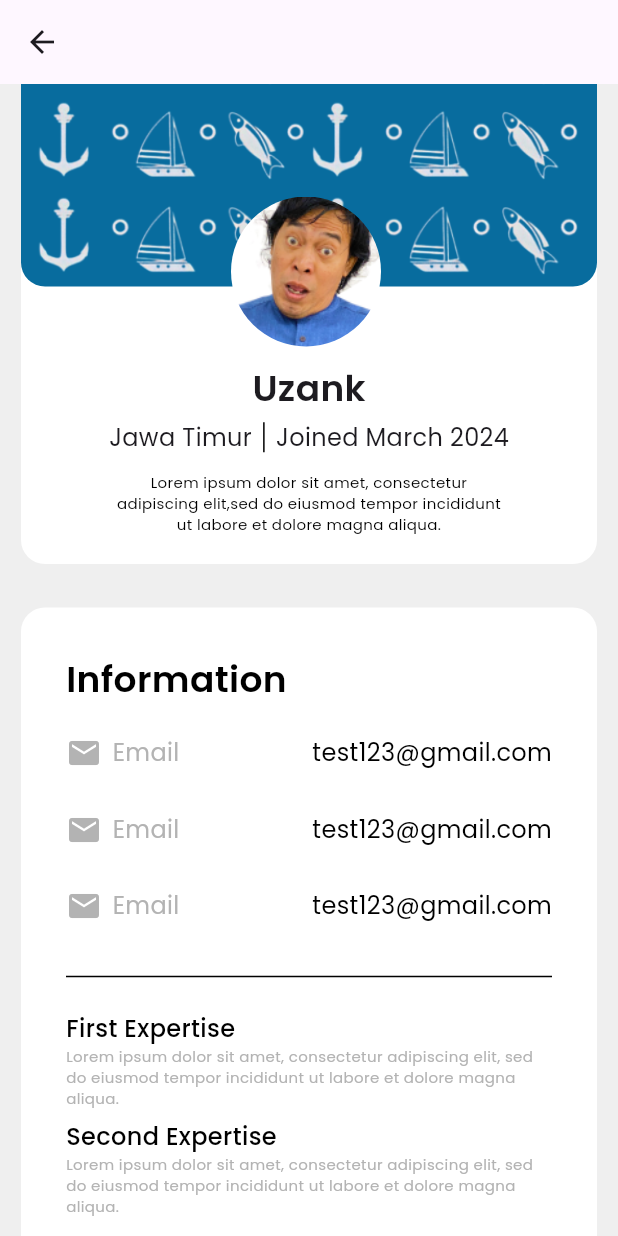
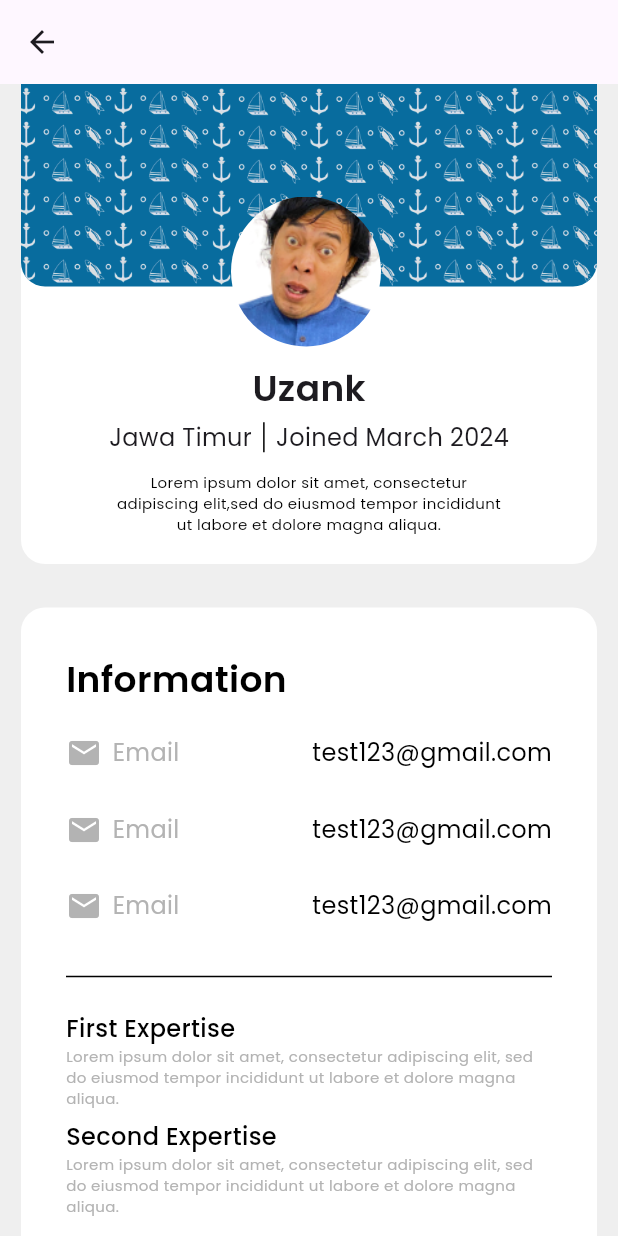
Before and after one commit to hafizzibrahim/IPA-Test, a Flutter app: the MemberView screen opened by its route, scrolled down 576 dp, after a tap on "Ilham Nur", on a phone screen of 412 x 824 dp. Run offline on Flutter 3.47's test engine with Material 3 defaults, Android fonts, the phone set to English and light mode, and no system bars; our stand-ins replace animated_bottom_navigation_bar, carousel_slider, flutter_svg, get, google_fonts, shared_preferences; accounts and stored records are empty.

Commit message:
add e kta view and finishing member detail dropdown

```diff
--- a/lib/app/modules/main/views/main_view.dart
+++ b/lib/app/modules/main/views/main_view.dart
@@ -2,6 +2,7 @@ import 'package:animated_bottom_navigation_bar/animated_bottom_navigation_bar.da
 import 'package:flutter/material.dart';
 
 import 'package:get/get.dart';
+import 'package:maritimmuda_connect/app/modules/e_kta/views/e_kta_view.dart';
 import 'package:maritimmuda_connect/themes.dart';
 
 import '../controllers/main_controller.dart';
@@ -27,6 +28,7 @@ class MainView extends GetView<MainController> {
           color: Colors.white,
         ),
         onPressed: () {
+          Get.to(EKtaView());
           controller.fabAnimationController.reset();
           controller.borderRadiusAnimationController.reset();
           controller.borderRadiusAnimationController.forward();
--- a/lib/app/modules/member/controllers/member_controller.dart
+++ b/lib/app/modules/member/controllers/member_controller.dart
@@ -1,23 +1,89 @@
+import 'package:flutter/material.dart';
 import 'package:get/get.dart';
 
 class MemberController extends GetxController {
-  //TODO: Implement MemberController
+  var isVisible = false.obs;
+  // Observable map to track which sections are expanded
+  final expandedSections = <String, bool>{}.obs;
 
-  final count = 0.obs;
-  @override
-  void onInit() {
-    super.onInit();
+  // Observable map to store selected items for each section
+  final selectedItems = <String, String>{}.obs;
+
+  var isDraweVisible = false.obs;
+
+  // List of available provinces
+  final provinces = [
+    "Jawa Barat",
+    "Bali",
+    "Jawa Timur",
+    "Sumatera Utara",
+    "Sulawesi Selatan"
+  ].obs;
+
+  // List of available expertises
+  final expertises = [
+    "Maen Basket",
+    "Nguli",
+    "Pemrograman",
+    "Desain Grafis",
+    "Manajemen Proyek"
+  ].obs;
+
+  // Toggle the expansion state of a section
+  void toggleSection(String title) {
+    expandedSections[title] = !(expandedSections[title] ?? false);
   }
 
-  @override
-  void onReady() {
-    super.onReady();
+  // Set the selected province
+  void setSelectedProvince(String value) {
+    selectedItems['Province'] = value;
+    update(); // Notify listeners about the change
   }
 
-  @override
-  void onClose() {
-    super.onClose();
+  // Set the selected expertise
+  void setSelectedExpertise(String value) {
+    selectedItems['Expertise'] = value;
+    update(); // Notify listeners about the change
   }
 
-  void increment() => count.value++;
+  // Get the selected province
+  String? get selectedProvince => selectedItems['Province'];
+
+  // Get the selected expertise
+  String? get selectedExpertise => selectedItems['Expertise'];
+
+  // Apply filters (you can extend this method based on your needs)
+  void applyFilters() {
+    // Implement your filter logic here
+    print(
+        'Applying filters: Province - ${selectedProvince}, Expertise - ${selectedExpertise}');
+    // You might want to fetch filtered data from an API or filter local data
+    // Then update your UI accordingly
+  }
+
+  // Reset all filters
+  void resetFilters() {
+    selectedItems.clear();
+    update(); // Notify listeners about the change
+  }
+
+  // Add a new province to the list
+  void addProvince(String province) {
+    if (!provinces.contains(province)) {
+      provinces.add(province);
+    }
+  }
+
+  // Add a new expertise to the list
+  void addExpertise(String expertise) {
+    if (!expertises.contains(expertise)) {
+      expertises.add(expertise);
+    }
+  }
+
+  void visibleToggle() {
+    // isVisible.toggle();
+    isVisible.value = !isVisible.value;
+    // print(isVisible.value);
+  }
 }
--- a/lib/app/modules/member/views/member_detail_view.dart
+++ b/lib/app/modules/member/views/member_detail_view.dart
@@ -11,7 +11,7 @@ class MemberDetailView extends GetView<MemberController> {
   Widget build(BuildContext context) {
     return Scaffold(
       backgroundColor: neutral02Color,
-      appBar: AppBar(),
+      appBar: AppBar(scrolledUnderElevation: 0.0),
       body: SafeArea(
         child: SingleChildScrollView(
           scrollDirection: Axis.vertical,
@@ -38,7 +38,7 @@ class MemberDetailView extends GetView<MemberController> {
                                   bottomRight: Radius.circular(16)),
                               color: primaryDarkBlueColor,
                               image: const DecorationImage(
-                                  fit: BoxFit.fitWidth,
+                                  fit: BoxFit.cover,
                                   image: AssetImage(
                                       "assets/images/paternkartu.png"))),
                         ),
--- a/lib/app/modules/member/views/member_view.dart
+++ b/lib/app/modules/member/views/member_view.dart
@@ -2,6 +2,7 @@ import 'package:flutter/material.dart';
 
 import 'package:get/get.dart';
 import 'package:maritimmuda_connect/app/modules/member/views/member_detail_view.dart';
+import 'package:maritimmuda_connect/app/modules/member/widget/filter_dropdown.dart';
 import 'package:maritimmuda_connect/app/modules/widget/searchbar_widget.dart';
 import 'package:maritimmuda_connect/themes.dart';
 
@@ -11,14 +12,19 @@ class MemberView extends GetView<MemberController> {
   const MemberView({super.key});
   @override
   Widget build(BuildContext context) {
+    Get.put(MemberController());
+
     return Scaffold(
       backgroundColor: neutral02Color,
+      endDrawer: SafeArea(child: FilterDrawer()),
       body: SafeArea(
-        child: Padding(
+        child: Stack(
+          children: [
+            Padding(
               padding: const EdgeInsets.only(left: 16, top: 8, right: 16),
               child: Column(
                 children: [
-              const SearchbarWidget(),
+                  SearchbarWidget(),
                   const SizedBox(height: 10),
                   Expanded(
                     child: ListView.builder(
@@ -39,7 +45,8 @@ class MemberView extends GetView<MemberController> {
                               //     image: AssetImage("assets/images/profile.png")),
                             ),
                             title: Text("Ilham Nur", style: regulerText24),
-                        subtitle: Text("Jawa timur", style: extraLightText16),
+                            subtitle:
+                                Text("Jawa timur", style: extraLightText16),
                             trailing: CircleAvatar(
                                 backgroundColor: primaryDarkBlueColor,
                                 maxRadius: 15,
@@ -53,6 +60,18 @@ class MemberView extends GetView<MemberController> {
                 ],
               ),
             ),
+            // Obx(() => AnimatedPositioned(
+            //     duration: Duration(milliseconds: 300),
+            //     curve: Curves.easeInOut,
+            //     right: controller.isVisible.value
+            //         ? -MediaQuery.of(context).size.width
+            //         : 0,
+            //     top: 0,
+            //     bottom: 0,
+            //     width: MediaQuery.of(context).size.width * 0.8,
+            //     child: FilterDrawer())),
+          ],
+        ),
       ),
     );
   }
--- a/lib/app/modules/widget/searchbar_widget.dart
+++ b/lib/app/modules/widget/searchbar_widget.dart
@@ -1,9 +1,11 @@
 import 'package:flutter/cupertino.dart';
 import 'package:flutter/material.dart';
+import 'package:get/get.dart';
+import 'package:maritimmuda_connect/app/modules/member/controllers/member_controller.dart';
 import 'package:maritimmuda_connect/themes.dart';
 
 class SearchbarWidget extends StatelessWidget {
-  const SearchbarWidget({super.key});
+  final controller = Get.put(MemberController());
 
   @override
   Widget build(BuildContext context) {
@@ -12,7 +14,7 @@ class SearchbarWidget extends StatelessWidget {
         filled: true,
         fillColor: neutral01Color,
         prefixIcon: Icon(Icons.search),
-        suffixIcon: filterButton(),
+        suffixIcon: filterButton(context),
         hintText: "Search event",
         hintStyle: regulerText15.copyWith(color: neutral03Color),
         border: OutlineInputBorder(
@@ -23,8 +25,13 @@ class SearchbarWidget extends StatelessWidget {
     );
   }
 
-  Widget filterButton() {
-    return Padding(
+  Widget filterButton(BuildContext context) {
+    return Builder(builder: (context) {
+      return InkWell(
+        onTap: () {
+          Scaffold.of(context).openEndDrawer();
+        },
+        child: Padding(
           padding: const EdgeInsets.all(8.0),
           child: Container(
             decoration: BoxDecoration(
@@ -42,6 +49,8 @@ class SearchbarWidget extends StatelessWidget {
             ),
             child: Image.asset('assets/icons/filter_icon.png'),
           ),
+        ),
       );
+    });
   }
 }
--- a/lib/app/routes/app_routes.dart
+++ b/lib/app/routes/app_routes.dart
@@ -15,6 +15,7 @@ abstract class Routes {
   static const FORGOT_PASSWORD = _Paths.FORGOT_PASSWORD;
   static const MEMBER = _Paths.MEMBER;
   static const JOB = _Paths.JOB;
+  static const E_KTA = _Paths.E_KTA;
 }
 
 abstract class _Paths {
@@ -31,4 +32,5 @@ abstract class _Paths {
   static const MEMBER = '/member';
   static const FORGOT_PASSWORD = '/forgot-password';
   static const JOB = '/job';
+  static const E_KTA = '/e-kta';
 }
--- a/lib/themes.dart
+++ b/lib/themes.dart
@@ -32,6 +32,8 @@ TextStyle regulerText15 =
     GoogleFonts.poppins(fontSize: 15, fontWeight: reguler);
 TextStyle regulerText16 =
     GoogleFonts.poppins(fontSize: 16, fontWeight: reguler);
+TextStyle regulerText20 =
+    GoogleFonts.poppins(fontSize: 20, fontWeight: reguler);
 TextStyle regulerText24 =
     GoogleFonts.poppins(fontSize: 24, fontWeight: reguler);
 
```
Also changed, not shown: lib/app/modules/e_kta/bindings/e_kta_binding.dart (added, +12 -0 lines), lib/app/modules/e_kta/controllers/e_kta_controller.dart (added, +23 -0 lines), lib/app/modules/e_kta/views/e_kta_detail_view.dart (added, +30 -0 lines), lib/app/modules/e_kta/views/e_kta_view.dart (added, +152 -0 lines), lib/app/modules/member/widget/filter_dropdown.dart (+79 -105 lines), lib/app/routes/app_pages.dart (+10 -3 lines), assets/images/ekta.png (added), assets/images/paternkartu.png, assets/images/qrcode.png (added). Lines whose indentation alone changed are shown as unchanged.
